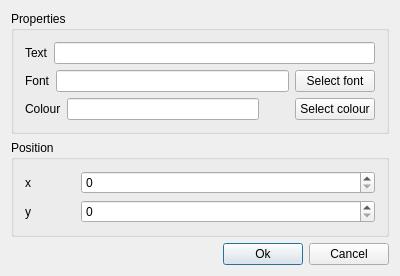
First picture: the form in SimpleCalendarCreator/src/window/object_editor/EditText.ui, repository kelvinchin12070811/SimpleCalendarCreator, before the edit.
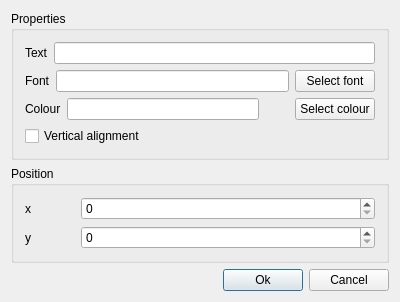
Second picture: the form after the edit.

Commit message: Added vertical vairent of text

```diff
--- a/SimpleCalendarCreator/src/window/object_editor/EditText.ui
+++ b/SimpleCalendarCreator/src/window/object_editor/EditText.ui
@@ -99,6 +99,13 @@
         </item>
        </layout>
       </item>
+      <item>
+       <widget class="QCheckBox" name="isVerticalAlignment">
+        <property name="text">
+         <string>Vertical alignment</string>
+        </property>
+       </widget>
+      </item>
      </layout>
     </widget>
    </item>
```
The commit also changes 3 other files.
